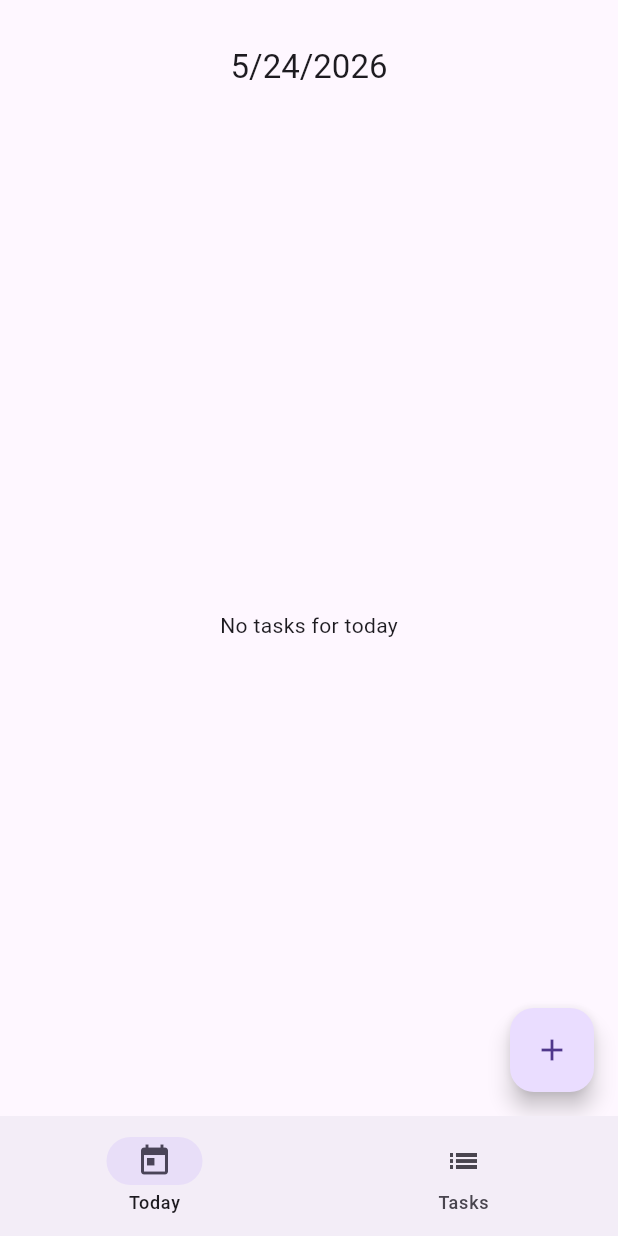
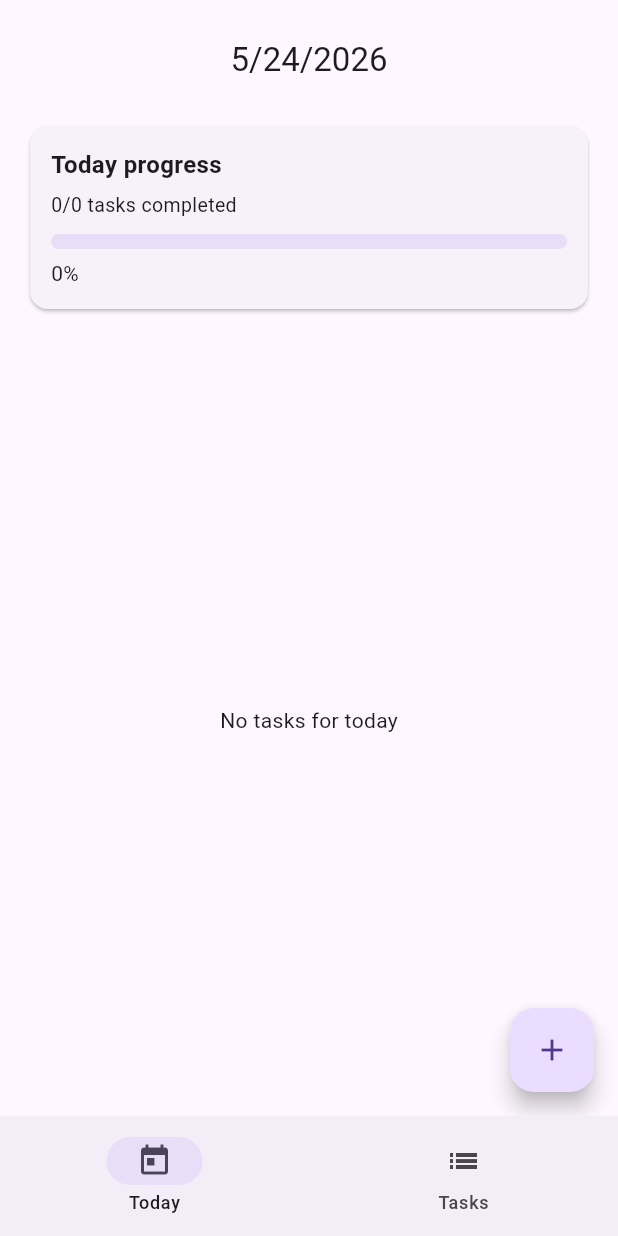
Before and after one commit to Posado-Sebastian/daily_tasks, a Flutter app: the screen it shows after launch, on a phone screen of 412 x 824 dp. Run offline on Flutter 3.47's test engine with Material 3 defaults, Android fonts, the phone set to English and light mode, and no system bars; our stand-ins replace sqflite; accounts and stored records are empty.

Commit message:
progress bar

```diff
--- a/lib/home.dart
+++ b/lib/home.dart
@@ -15,6 +15,18 @@ class _HomeState extends State<Home> {
   List<Task> _tasks = [];
   Map<int, TaskLog?> _todayLogs = {};
 
+  int get _completedTasksCount {
+    return _tasks.where(_isTaskDone).length;
+  }
+
+  double get _progressValue {
+    if (_tasks.isEmpty) {
+      return 0;
+    }
+
+    return _completedTasksCount / _tasks.length;
+  }
+
   bool _isTaskDone(Task task) {
     return _todayLogs[task.id]?.status == 'done';
   }
@@ -29,7 +41,10 @@ class _HomeState extends State<Home> {
     final tasks = await DbHelper.getTasksForDate(DateTime.now());
     final Map<int, TaskLog?> logs = {};
     for (final task in tasks) {
-      logs[task.id!] = await DbHelper.getTaskLogForDate(task.id!, DateTime.now());
+      logs[task.id!] = await DbHelper.getTaskLogForDate(
+        task.id!,
+        DateTime.now(),
+      );
     }
 
     final List<Task> pendingTasks = [];
@@ -50,13 +65,57 @@ class _HomeState extends State<Home> {
 
   @override
   Widget build(BuildContext context) {
+    final completedToday = _completedTasksCount;
+    final totalToday = _tasks.length;
+    final progress = _progressValue;
+
     return Scaffold(
       appBar: AppBar(
-        toolbarHeight: 90,
-        title: Text('${DateTime.now().month}/${DateTime.now().day}/${DateTime.now().year}'),
+        toolbarHeight: 80,
+        title: Text(
+          '${DateTime.now().month}/${DateTime.now().day}/${DateTime.now().year}',
+        ),
         centerTitle: true,
       ),
-      body: _tasks.isEmpty
+      body: Column(
+        children: [
+          Padding(
+            padding: const EdgeInsets.fromLTRB(16, 0, 16, 6),
+            child: Card(
+              child: Padding(
+                padding: const EdgeInsets.all(14),
+                child: Column(
+                  crossAxisAlignment: CrossAxisAlignment.start,
+                  children: [
+                    const Text(
+                      'Today progress',
+                      style: TextStyle(
+                        fontSize: 16,
+                        fontWeight: FontWeight.w600,
+                      ),
+                    ),
+                    const SizedBox(height: 6),
+                    Text(
+                      '$completedToday/$totalToday tasks completed',
+                      style: const TextStyle(fontSize: 13),
+                    ),
+                    const SizedBox(height: 10),
+                    ClipRRect(
+                      borderRadius: BorderRadius.circular(8),
+                      child: LinearProgressIndicator(
+                        value: progress,
+                        minHeight: 10,
+                      ),
+                    ),
+                    const SizedBox(height: 6),
+                    Text('${(progress * 100).toStringAsFixed(0)}%'),
+                  ],
+                ),
+              ),
+            ),
+          ),
+          Expanded(
+            child: _tasks.isEmpty
                 ? const Center(child: Text('No tasks for today'))
                 : ListView.builder(
                     itemCount: _tasks.length,
@@ -118,6 +177,9 @@ class _HomeState extends State<Home> {
                       );
                     },
                   ),
+          ),
+        ],
+      ),
       floatingActionButton: FloatingActionButton(
         onPressed: () async {
           await showModalBottomSheet(
```
Lines whose indentation alone changed are shown as unchanged.
